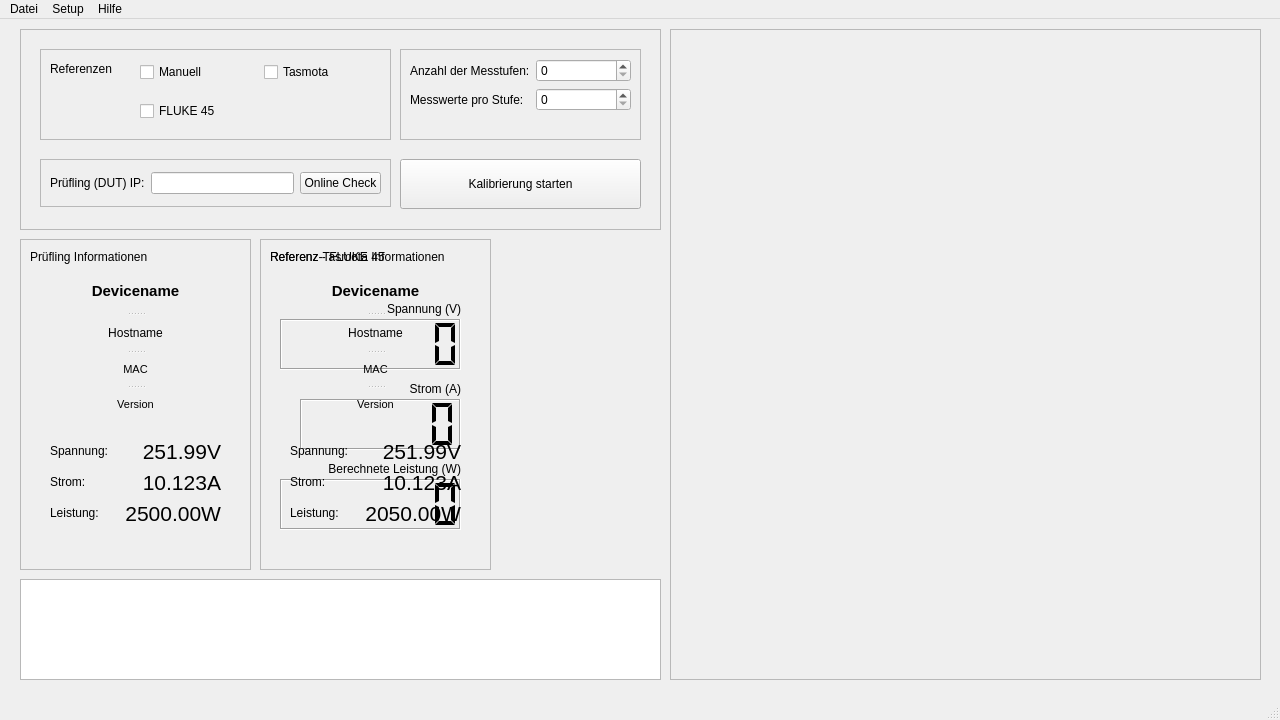
Before: the Qt Designer form main_gui.ui in Suitcasechild/AutoCal, drawn with Qt 5.
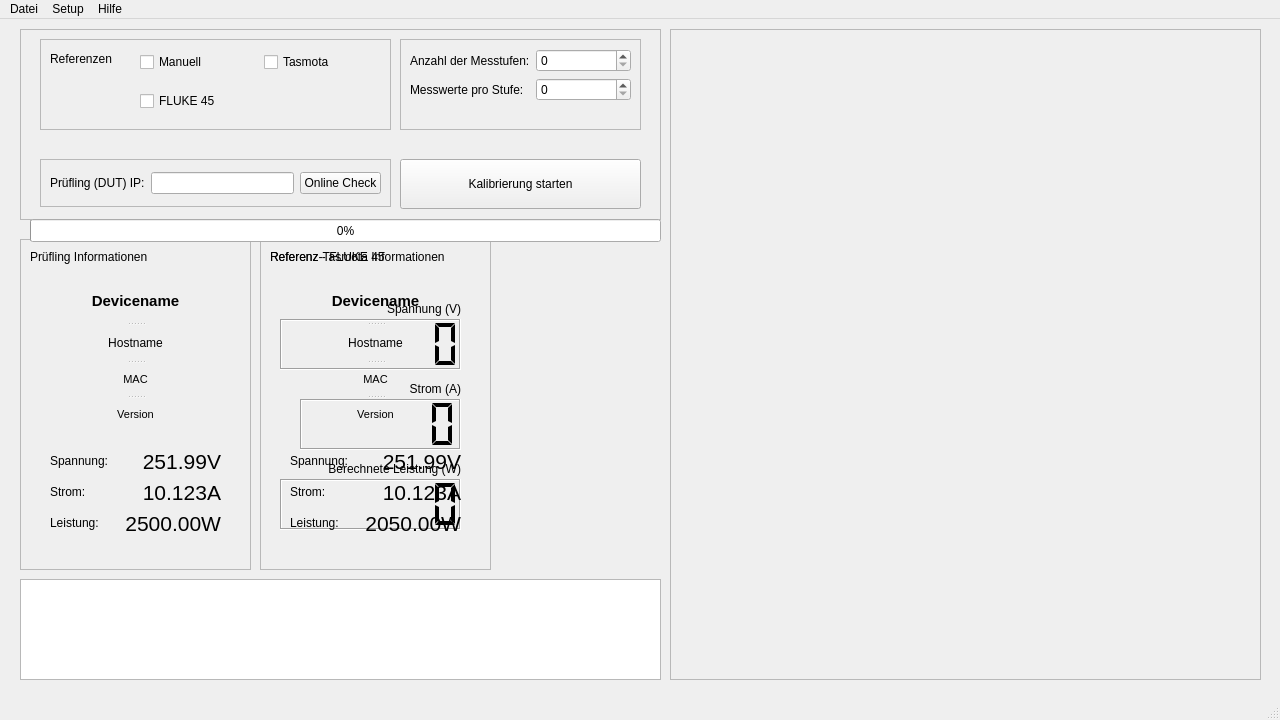
After: the same form once the commit is applied.

Commit message: docs: implement visual progress bar and update documentation v5.3.3

What changed in the file:
```diff
--- a/main_gui.ui
+++ b/main_gui.ui
@@ -30,7 +30,7 @@
       <x>20</x>
       <y>10</y>
       <width>641</width>
-      <height>201</height>
+      <height>191</height>
      </rect>
     </property>
     <property name="frameShape">
@@ -56,7 +56,7 @@
      <property name="geometry">
       <rect>
        <x>20</x>
-       <y>20</y>
+       <y>10</y>
        <width>351</width>
        <height>91</height>
       </rect>
@@ -166,7 +166,7 @@
      <property name="geometry">
       <rect>
        <x>380</x>
-       <y>20</y>
+       <y>10</y>
        <width>241</width>
        <height>91</height>
       </rect>
@@ -280,7 +280,7 @@
      <property name="geometry">
       <rect>
        <x>40</x>
-       <y>30</y>
+       <y>40</y>
        <width>151</width>
        <height>151</height>
       </rect>
@@ -344,7 +344,7 @@
      <property name="geometry">
       <rect>
        <x>30</x>
-       <y>200</y>
+       <y>210</y>
        <width>171</width>
        <height>98</height>
       </rect>
@@ -615,7 +615,7 @@
      <property name="geometry">
       <rect>
        <x>40</x>
-       <y>30</y>
+       <y>40</y>
        <width>151</width>
        <height>151</height>
       </rect>
@@ -679,7 +679,7 @@
      <property name="geometry">
       <rect>
        <x>30</x>
-       <y>200</y>
+       <y>210</y>
        <width>171</width>
        <height>98</height>
       </rect>
@@ -766,12 +766,26 @@
      </layout>
     </widget>
    </widget>
+   <widget class="QProgressBar" name="progress_status">
+    <property name="geometry">
+     <rect>
+      <x>30</x>
+      <y>200</y>
+      <width>631</width>
+      <height>23</height>
+     </rect>
+    </property>
+    <property name="value">
+     <number>0</number>
+    </property>
+   </widget>
    <zorder>frame_fluke</zorder>
    <zorder>log_output</zorder>
    <zorder>frame</zorder>
    <zorder>frame_charts</zorder>
    <zorder>frame_info</zorder>
    <zorder>frame_tasref</zorder>
+   <zorder>progress_status</zorder>
   </widget>
   <widget class="QMenuBar" name="menubar">
    <property name="geometry">
```
The commit also changes 18 other files.
